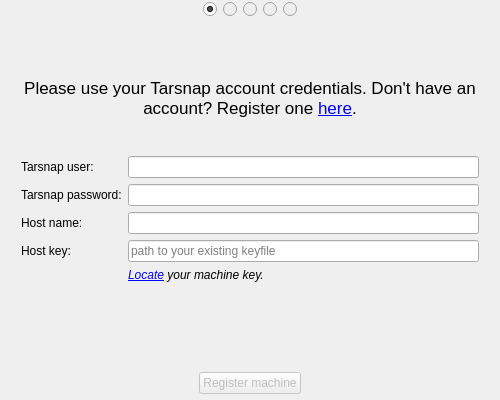
The window that setupdialog.ui (Tarsnap/tarsnap-gui) describes before a commit, drawn with Qt 5.
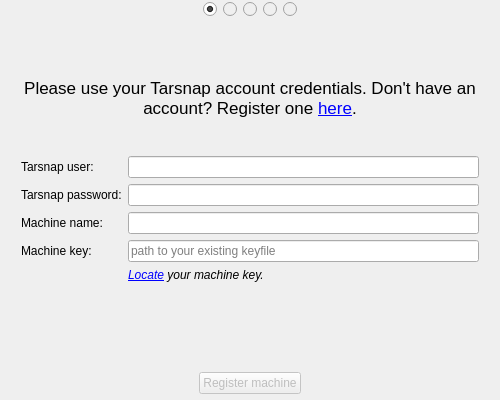
The same window after the commit. The open tabs and pages were chosen to show the change. Icons and pictures are not drawn.

Commit message: Use Machine terminology instead of Host to be consistent with Tarsnap.

```diff
--- a/setupdialog.ui
+++ b/setupdialog.ui
@@ -716,7 +716,7 @@
           <item row="2" column="0">
            <widget class="QLabel" name="label_9">
             <property name="text">
-             <string>Host name:</string>
+             <string>Machine name:</string>
             </property>
             <property name="buddy">
              <cstring>hostNameLineEdit</cstring>
@@ -736,7 +736,7 @@
           <item row="3" column="0">
            <widget class="QLabel" name="hostKeyLabel">
             <property name="text">
-             <string>Host key:</string>
+             <string>Machine key:</string>
             </property>
             <property name="buddy">
              <cstring>hostKeyLineEdit</cstring>
```
Left out of the diff: 18 changed lines with no effect on the pictures. The commit also changes 1 other file.
